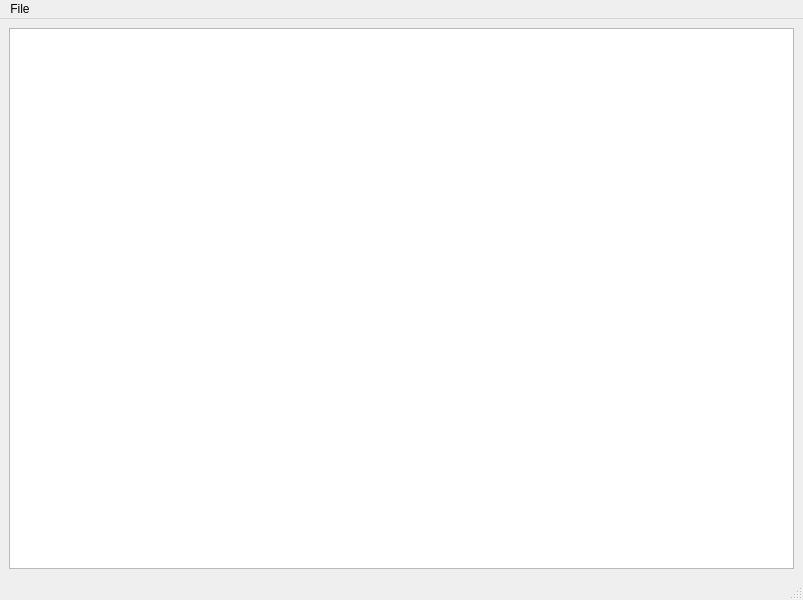
Before: the Qt Designer form mainwindow.ui in Andrew-Smith-93/QtNotepad, drawn with Qt 5.
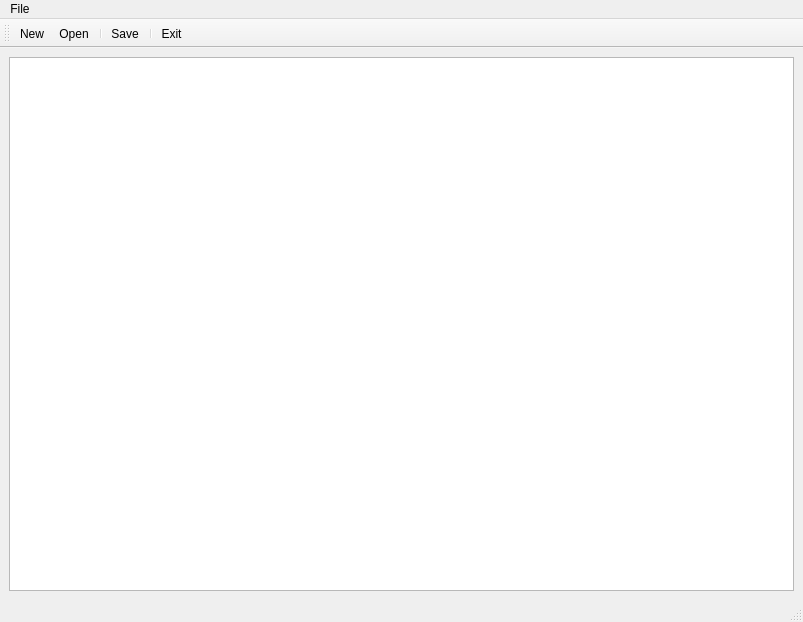
After: the same form once the commit is applied. Icons and pictures are not drawn.

Patch:
```diff
--- a/mainwindow.ui
+++ b/mainwindow.ui
@@ -7,7 +7,7 @@
     <x>0</x>
     <y>0</y>
     <width>803</width>
-    <height>600</height>
+    <height>622</height>
    </rect>
   </property>
   <property name="windowTitle">
@@ -26,7 +26,7 @@
    <bool>false</bool>
   </property>
   <widget class="QWidget" name="centralwidget">
-   <layout class="QVBoxLayout" name="verticalLayout">
+   <layout class="QHBoxLayout" name="horizontalLayout">
     <item>
      <widget class="QTextEdit" name="textEdit">
       <property name="font">
@@ -70,6 +70,23 @@
    <addaction name="menuFile"/>
   </widget>
   <widget class="QStatusBar" name="statusbar"/>
+  <widget class="QToolBar" name="toolBar">
+   <property name="windowTitle">
+    <string>toolBar</string>
+   </property>
+   <attribute name="toolBarArea">
+    <enum>TopToolBarArea</enum>
+   </attribute>
+   <attribute name="toolBarBreak">
+    <bool>false</bool>
+   </attribute>
+   <addaction name="actionNew"/>
+   <addaction name="actionOpen"/>
+   <addaction name="separator"/>
+   <addaction name="actionSave"/>
+   <addaction name="separator"/>
+   <addaction name="actionExit"/>
+  </widget>
   <action name="actionNew">
    <property name="text">
     <string>New</string>
@@ -80,9 +97,7 @@
     <string>Open</string>
    </property>
    <property name="font">
-    <font>
-     <family>Segoe UI</family>
-    </font>
+    <font/>
    </property>
   </action>
   <action name="actionSave">
```
Left out of the diff: 26 changed lines with no effect on the pictures.
